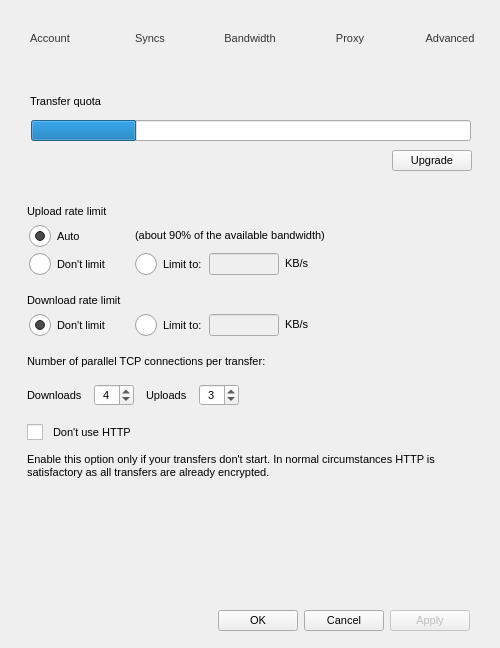
Old version of the form src/MEGASync/gui/macx/SettingsDialog.ui in the repository meganz/MEGAsync.
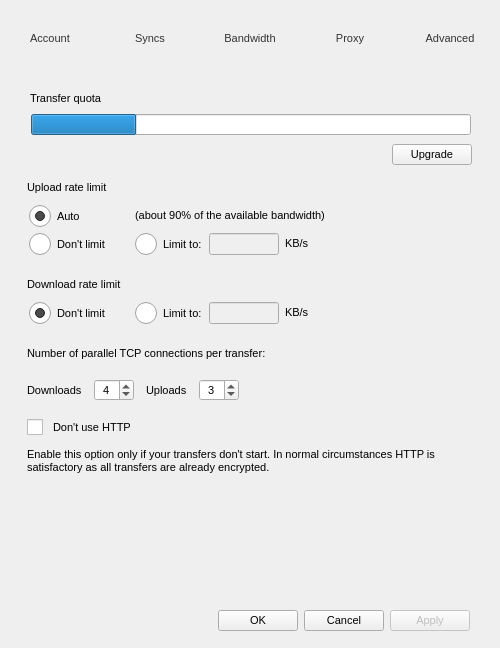
New version of the form. The open tabs and pages were chosen to show the change. Icons and pictures are not drawn.

Commit message: Adapt settings dialog to Business accounts + Auto adapt bandwidth tab + Force UI reload of account type if needed + Manage UI controls and heights for account types

The edit to the form file:
```diff
--- a/src/MEGASync/gui/macx/SettingsDialog.ui
+++ b/src/MEGASync/gui/macx/SettingsDialog.ui
@@ -1988,7 +1988,7 @@
       </property>
       <layout class="QVBoxLayout" name="verticalLayout_10">
        <property name="spacing">
-        <number>7</number>
+        <number>0</number>
        </property>
        <property name="leftMargin">
         <number>0</number>
@@ -2007,7 +2007,7 @@
          <property name="minimumSize">
           <size>
            <width>0</width>
-           <height>79</height>
+           <height>59</height>
           </size>
          </property>
          <property name="title">
@@ -2133,13 +2133,13 @@
          <property name="minimumSize">
           <size>
            <width>500</width>
-           <height>20</height>
+           <height>2</height>
           </size>
          </property>
          <property name="maximumSize">
           <size>
            <width>500</width>
-           <height>20</height>
+           <height>2</height>
           </size>
          </property>
          <property name="focusPolicy">
@@ -2164,6 +2164,27 @@
          </property>
         </widget>
        </item>
+       <item>
+        <widget class="QWidget" name="widget_19" native="true">
+         <property name="minimumSize">
+          <size>
+           <width>0</width>
+           <height>323</height>
+          </size>
+         </property>
+         <layout class="QVBoxLayout" name="verticalLayout_21">
+          <property name="leftMargin">
+           <number>0</number>
+          </property>
+          <property name="topMargin">
+           <number>10</number>
+          </property>
+          <property name="rightMargin">
+           <number>0</number>
+          </property>
+          <property name="bottomMargin">
+           <number>0</number>
+          </property>
        <item>
         <widget class="QLabel" name="label_10">
          <property name="focusPolicy">
@@ -2881,6 +2902,9 @@
          </property>
         </widget>
        </item>
+         </layout>
+        </widget>
+       </item>
        <item>
         <spacer name="verticalSpacer">
          <property name="orientation">
```
Left out of the diff: 3 changed lines with no effect on the pictures. Lines whose indentation alone changed are shown as unchanged. The commit also changes 2 other files.
